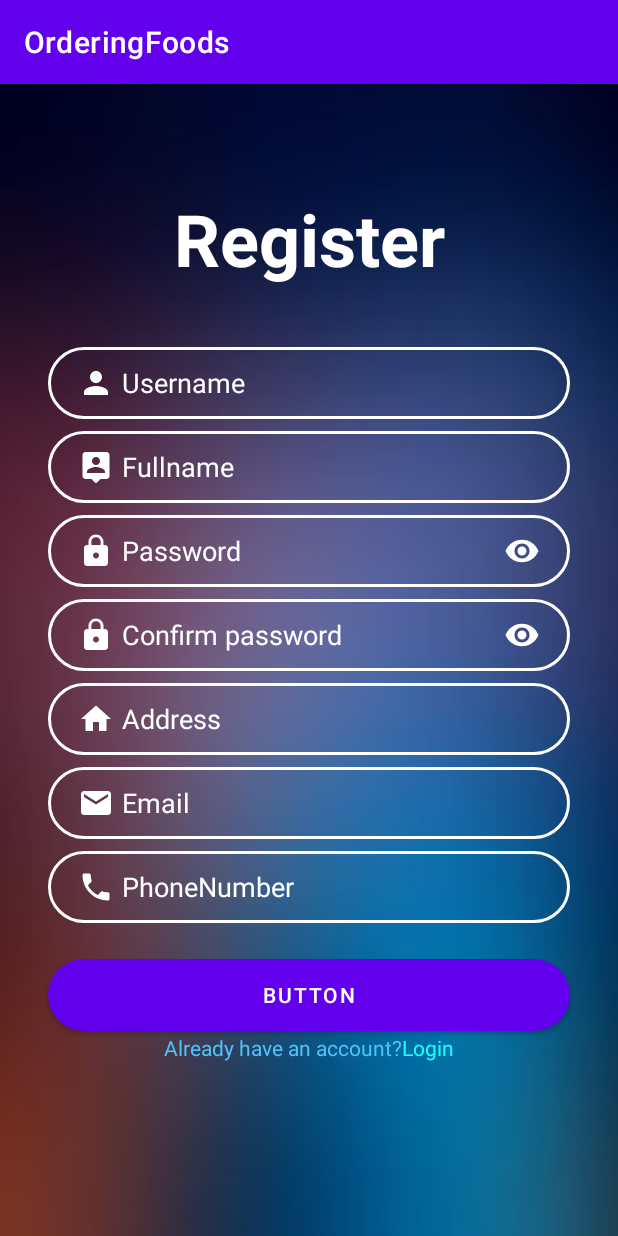
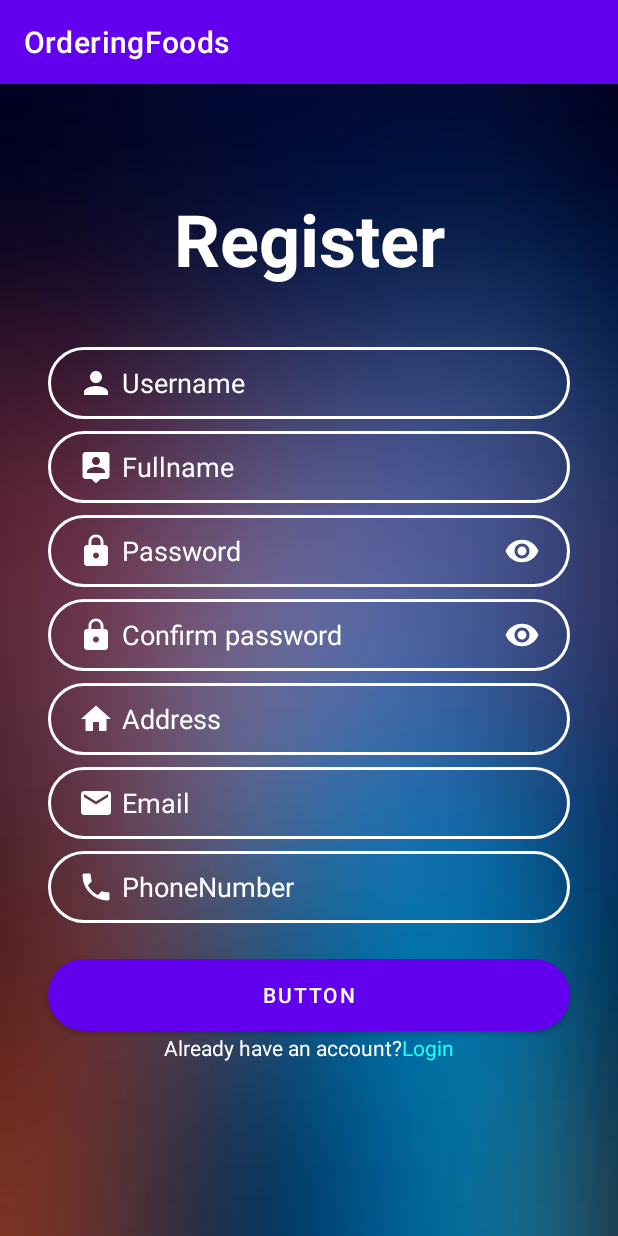
Before and after one commit to nguyentoannn/OrderingFoods, an Android app: the RegisterActivity screen opened directly, with no data from a screen before it, on a phone screen of 412 x 824 dp. Run offline under Robolectric (Android 15) with nearby library versions, the phone set to English and light mode, and no system bars.

Commit message:
UI login and register

```diff
--- a/app/src/main/res/layout/activity_register.xml
+++ b/app/src/main/res/layout/activity_register.xml
@@ -221,7 +221,7 @@
             android:layout_width="wrap_content"
             android:layout_height="wrap_content"
             android:text="@string/already_haveAnAccount"
-            android:textColor="#4FC3F7" />
+            android:textColor="@color/white"/>
 
         <TextView
             android:id="@+id/login"
```
